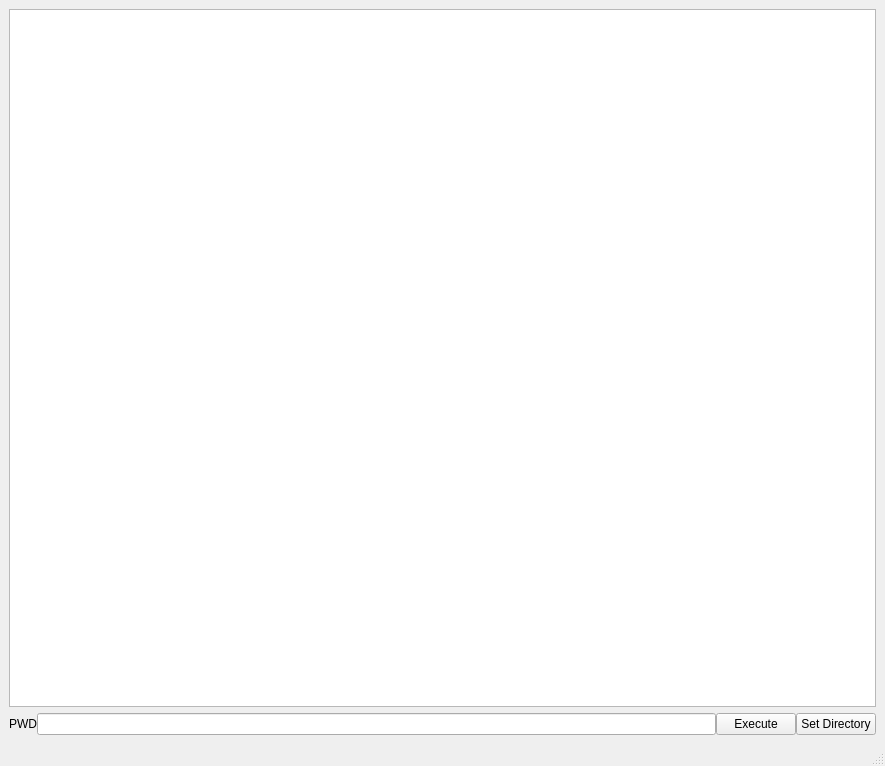
Qt form console.ui (frankyeh/DSI-Studio) before a commit.
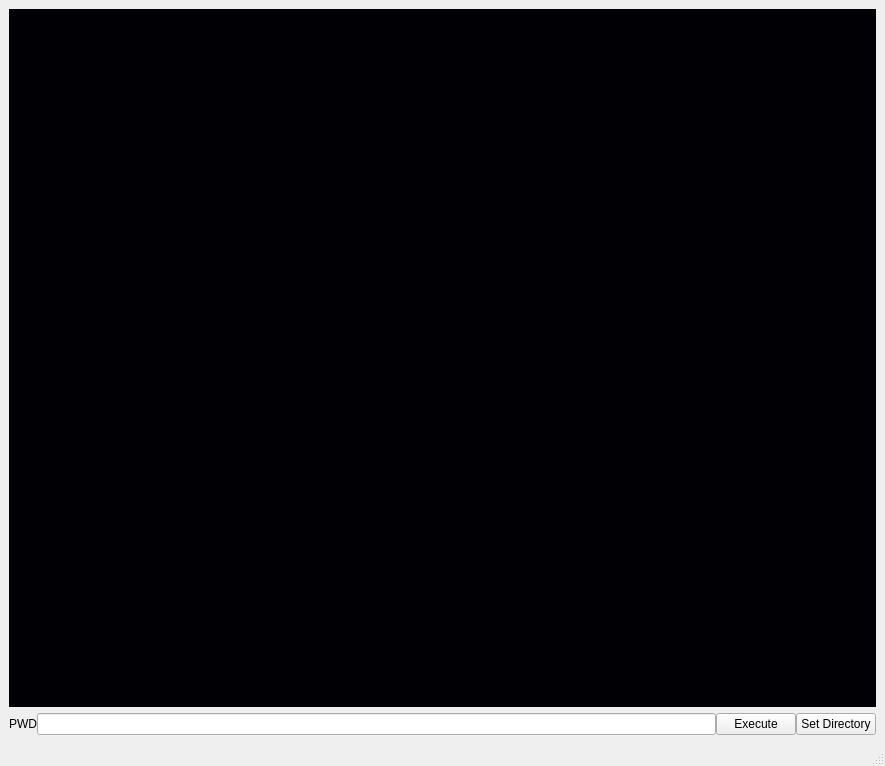
The same form after that commit. Icons and pictures are not drawn.

Patch:
```diff
--- a/console.ui
+++ b/console.ui
@@ -16,7 +16,19 @@
   <widget class="QWidget" name="centralwidget">
    <layout class="QVBoxLayout" name="verticalLayout">
     <item>
-     <widget class="QTextEdit" name="console"/>
+     <widget class="QTextEdit" name="console">
+      <property name="font">
+       <font>
+        <family>Courier</family>
+       </font>
+      </property>
+      <property name="styleSheet">
+       <string notr="true">QTextEdit { background-color: rgb(0,0,5); color: rgb(250,250,250)}</string>
+      </property>
+      <property name="autoFormatting">
+       <set>QTextEdit::AutoNone</set>
+      </property>
+     </widget>
     </item>
     <item>
      <layout class="QHBoxLayout" name="horizontalLayout_3">
```
